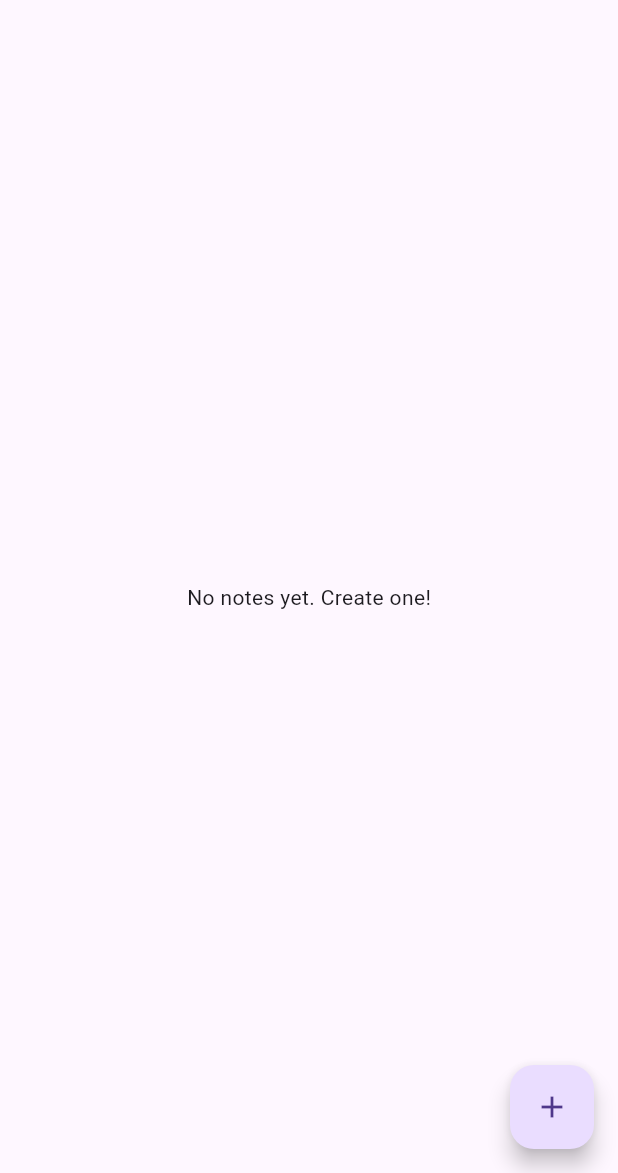
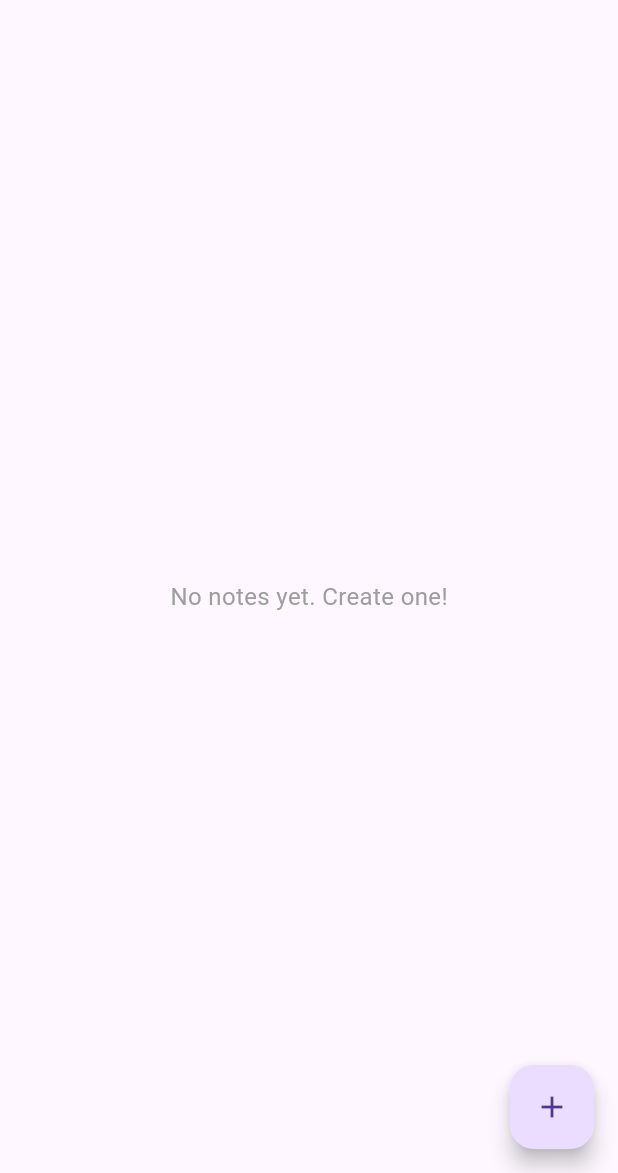
Before and after one commit to susankarkarmakar-pixel/Sanket-Notes, a Flutter app: the screen it shows after launch, in the side drawer, after a tap on the "search" icon, on a phone screen of 412 x 824 dp, the part 63-1236 px from its top. Run offline on Flutter 3.47's test engine with Material 3 defaults, Android fonts, the phone set to English and light mode, and no system bars; our stand-ins replace sqflite; missing offline and left inert: flutter_quill; accounts and stored records are empty.

Commit message:
Implement note listing, search, and organization on home screen
- Added plainTextContent to Note model and upgraded database schema (v2 migration)
- Added searchNotes functionality to DatabaseService combining text, notebook, and tag filters
- Updated NoteEditorScreen to extract and save plainTextContent
- Redesigned HomeScreen with live search, combined filtering via drawer, preview cards, and empty states

Co-authored-by: susankarkarmakar-pixel <268526492+susankarkarmakar-pixel@users.noreply.github.com>

```diff
--- a/lib/models/note.dart
+++ b/lib/models/note.dart
@@ -2,6 +2,7 @@ class Note {
   final int? id;
   final String title;
   final String content;
+  final String plainTextContent;
   final DateTime createdAt;
   final DateTime updatedAt;
   final int? notebookId;
@@ -10,6 +11,7 @@ class Note {
     this.id,
     required this.title,
     required this.content,
+    required this.plainTextContent,
     required this.createdAt,
     required this.updatedAt,
     this.notebookId,
@@ -20,6 +22,7 @@ class Note {
       'id': id,
       'title': title,
       'content': content,
+      'plainTextContent': plainTextContent,
       'createdAt': createdAt.toIso8601String(),
       'updatedAt': updatedAt.toIso8601String(),
       'notebookId': notebookId,
@@ -31,6 +34,7 @@ class Note {
       id: map['id'],
       title: map['title'],
       content: map['content'],
+      plainTextContent: map['plainTextContent'] ?? '',
       createdAt: DateTime.parse(map['createdAt']),
       updatedAt: DateTime.parse(map['updatedAt']),
       notebookId: map['notebookId'],
--- a/lib/screens/home_screen.dart
+++ b/lib/screens/home_screen.dart
@@ -2,6 +2,7 @@ import 'dart:convert';
 import 'package:flutter/material.dart';
 import '../models/note.dart';
 import '../models/notebook.dart';
+import '../models/tag.dart';
 import '../services/database_service.dart';
 import 'note_editor_screen.dart';
 import 'tag_manager_screen.dart';
@@ -18,8 +19,17 @@ class _HomeScreenState extends State<HomeScreen> {
   final DatabaseService _dbService = DatabaseService();
   List<Note> _notes = [];
   List<Notebook> _notebooks = [];
+  List<Tag> _tags = [];
+  Map<int, List<Tag>> _noteTagsMap = {};
+
   bool _isLoading = true;
+  bool _isSearching = false;
+
   int? _selectedNotebookId;
+  int? _selectedTagId;
+  String _searchQuery = '';
+
+  final TextEditingController _searchController = TextEditingController();
 
   @override
   void initState() {
@@ -27,20 +37,36 @@ class _HomeScreenState extends State<HomeScreen> {
     _loadData();
   }
 
+  @override
+  void dispose() {
+    _searchController.dispose();
+    super.dispose();
+  }
+
   Future<void> _loadData() async {
     setState(() => _isLoading = true);
+
     final notebooks = await _dbService.getNotebooks();
+    final tags = await _dbService.getTags();
 
-    List<Note> notes;
-    if (_selectedNotebookId == null) {
-      notes = await _dbService.getNotes();
-    } else {
-      notes = await _dbService.getNotesByNotebook(_selectedNotebookId!);
+    final notes = await _dbService.searchNotes(
+      _searchQuery,
+      notebookId: _selectedNotebookId,
+      tagId: _selectedTagId,
+    );
+
+    final Map<int, List<Tag>> noteTagsMap = {};
+    for (var note in notes) {
+        if (note.id != null) {
+            noteTagsMap[note.id!] = await _dbService.getTagsForNote(note.id!);
+        }
     }
 
     setState(() {
       _notebooks = notebooks;
+      _tags = tags;
       _notes = notes;
+      _noteTagsMap = noteTagsMap;
       _isLoading = false;
     });
   }
@@ -75,31 +101,60 @@ class _HomeScreenState extends State<HomeScreen> {
     );
   }
 
-  String _getPlainText(String content) {
-    try {
-      final doc = jsonDecode(content);
-      // Quick way to extract text from quill delta JSON without initializing a controller
-      String text = '';
-      for (var item in doc) {
-        if (item['insert'] is String) {
-          text += item['insert'];
+  String _formatDate(DateTime date) {
+    final now = DateTime.now();
+    final difference = now.difference(date);
+
+    if (difference.inDays == 0) {
+      return 'Today';
+    } else if (difference.inDays == 1) {
+      return 'Yesterday';
+    } else {
+      return '${date.year}-${date.month.toString().padLeft(2, '0')}-${date.day.toString().padLeft(2, '0')}';
     }
   }
-      return text;
-    } catch (e) {
-      return content;
+
+  String _getPreviewText(Note note) {
+    String text = note.plainTextContent.replaceAll('\n', ' ').trim();
+    if (text.length > 100) {
+      return '${text.substring(0, 100)}...';
     }
+    return text.isEmpty ? 'No additional text' : text;
   }
 
   @override
   Widget build(BuildContext context) {
     return Scaffold(
       appBar: AppBar(
-        title: const Text('Sanket Notes'),
+        title: _isSearching
+            ? TextField(
+                controller: _searchController,
+                autofocus: true,
+                decoration: const InputDecoration(
+                  hintText: 'Search notes...',
+                  border: InputBorder.none,
+                ),
+                onChanged: (value) {
+                  setState(() {
+                    _searchQuery = value;
+                  });
+                  _loadData();
+                },
+              )
+            : const Text('Sanket Notes'),
         actions: [
           IconButton(
-            icon: const Icon(Icons.search),
-            onPressed: () {}, // TODO: Search functionality
+            icon: Icon(_isSearching ? Icons.close : Icons.search),
+            onPressed: () {
+              setState(() {
+                _isSearching = !_isSearching;
+                if (!_isSearching) {
+                  _searchController.clear();
+                  _searchQuery = '';
+                  _loadData();
+                }
+              });
+            },
           ),
         ],
       ),
@@ -122,14 +177,16 @@ class _HomeScreenState extends State<HomeScreen> {
             ListTile(
               leading: const Icon(Icons.note),
               title: const Text('All Notes'),
-              selected: _selectedNotebookId == null,
+              selected: _selectedNotebookId == null && _selectedTagId == null,
               onTap: () {
-                setState(() => _selectedNotebookId = null);
+                setState(() {
+                  _selectedNotebookId = null;
+                  _selectedTagId = null;
+                });
                 Navigator.pop(context);
                 _loadData();
               },
             ),
-            const Divider(),
             const Divider(),
             ListTile(
               leading: const Icon(Icons.label),
@@ -139,7 +196,7 @@ class _HomeScreenState extends State<HomeScreen> {
                 Navigator.push(
                   context,
                   MaterialPageRoute(builder: (context) => const TagManagerScreen()),
-                );
+                ).then((_) => _loadData());
               },
             ),
             const Divider(),
@@ -172,7 +229,27 @@ class _HomeScreenState extends State<HomeScreen> {
                   title: Text(notebook.name),
                   selected: _selectedNotebookId == notebook.id,
                   onTap: () {
-                    setState(() => _selectedNotebookId = notebook.id);
+                    setState(() {
+                      _selectedNotebookId = notebook.id;
+                      // Allow selecting both notebook and tag
+                    });
+                    Navigator.pop(context);
+                    _loadData();
+                  },
+                )),
+            const Divider(),
+            const ListTile(
+              title: Text('Tags', style: TextStyle(fontWeight: FontWeight.bold)),
+            ),
+            ..._tags.map((tag) => ListTile(
+                  leading: const Icon(Icons.tag, size: 16),
+                  title: Text(tag.name),
+                  selected: _selectedTagId == tag.id,
+                  onTap: () {
+                    setState(() {
+                      _selectedTagId = tag.id;
+                      // Allow selecting both notebook and tag
+                    });
                     Navigator.pop(context);
                     _loadData();
                   },
@@ -183,17 +260,73 @@ class _HomeScreenState extends State<HomeScreen> {
       body: _isLoading
           ? const Center(child: CircularProgressIndicator())
           : _notes.isEmpty
-              ? const Center(child: Text('No notes yet. Create one!'))
+              ? Center(
+                  child: Text(
+                    _searchQuery.isNotEmpty || _selectedNotebookId != null || _selectedTagId != null
+                        ? 'No notes match your filters.'
+                        : 'No notes yet. Create one!',
+                    style: const TextStyle(fontSize: 16, color: Colors.grey),
+                  ),
+                )
               : ListView.builder(
                   itemCount: _notes.length,
                   itemBuilder: (context, index) {
                     final note = _notes[index];
-                    return ListTile(
-                      title: Text(note.title.isNotEmpty ? note.title : 'Untitled Note'),
-                      subtitle: Text(
-                        _getPlainText(note.content),
+                    final noteTags = _noteTagsMap[note.id] ?? [];
+
+                    return Card(
+                      margin: const EdgeInsets.symmetric(horizontal: 8.0, vertical: 4.0),
+                      child: ListTile(
+                        contentPadding: const EdgeInsets.all(12.0),
+                        title: Text(
+                          note.title.isNotEmpty ? note.title : 'Untitled Note',
+                          style: const TextStyle(fontWeight: FontWeight.bold),
+                        ),
+                        subtitle: Column(
+                          crossAxisAlignment: CrossAxisAlignment.start,
+                          children: [
+                            const SizedBox(height: 4),
+                            Text(
+                              _getPreviewText(note),
                               maxLines: 2,
                               overflow: TextOverflow.ellipsis,
+                            ),
+                            const SizedBox(height: 8),
+                            Wrap(
+                              spacing: 12,
+                              crossAxisAlignment: WrapCrossAlignment.center,
+                              children: [
+                                Text(
+                                  _formatDate(note.updatedAt),
+                                  style: const TextStyle(fontSize: 12, color: Colors.grey),
+                                ),
+                                if (note.notebookId != null)
+                                  Row(
+                                    mainAxisSize: MainAxisSize.min,
+                                    children: [
+                                      const Icon(Icons.book, size: 12, color: Colors.grey),
+                                      const SizedBox(width: 4),
+                                      Text(
+                                        _notebooks.firstWhere((n) => n.id == note.notebookId, orElse: () => Notebook(id: 0, name: 'Unknown')).name,
+                                        style: const TextStyle(fontSize: 12, color: Colors.grey),
+                                      ),
+                                    ],
+                                  ),
+                                if (noteTags.isNotEmpty)
+                                  Row(
+                                    mainAxisSize: MainAxisSize.min,
+                                    children: [
+                                      const Icon(Icons.label, size: 12, color: Colors.grey),
+                                      const SizedBox(width: 4),
+                                      Text(
+                                        noteTags.map((t) => t.name).join(', '),
+                                        style: const TextStyle(fontSize: 12, color: Colors.grey),
+                                      ),
+                                    ],
+                                  ),
+                              ],
+                            ),
+                          ],
                         ),
                         onTap: () async {
                           await Navigator.push(
@@ -204,6 +337,7 @@ class _HomeScreenState extends State<HomeScreen> {
                           );
                           _loadData();
                         },
+                      ),
                     );
                   },
                 ),
--- a/lib/screens/note_editor_screen.dart
+++ b/lib/screens/note_editor_screen.dart
@@ -100,6 +100,7 @@ class _NoteEditorScreenState extends State<NoteEditorScreen> {
       id: widget.note?.id,
       title: title,
       content: content,
+      plainTextContent: plainTextContent,
       createdAt: widget.note?.createdAt ?? DateTime.now(),
       updatedAt: DateTime.now(),
       notebookId: _selectedNotebookId,
--- a/lib/services/database_service.dart
+++ b/lib/services/database_service.dart
@@ -23,12 +23,19 @@ class DatabaseService {
 
     return await openDatabase(
       path,
-      version: 1,
+      version: 2,
       onConfigure: (db) async {
         await db.execute('PRAGMA foreign_keys = ON;');
       },
       onCreate: _createDb,
+      onUpgrade: _upgradeDb,
     );
+  }
+
+  Future<void> _upgradeDb(Database db, int oldVersion, int newVersion) async {
+    if (oldVersion < 2) {
+      await db.execute('ALTER TABLE notes ADD COLUMN plainTextContent TEXT NOT NULL DEFAULT ""');
+    }
   }
 
   Future<void> _createDb(Database db, int version) async {
@@ -44,6 +51,7 @@ class DatabaseService {
         id INTEGER PRIMARY KEY AUTOINCREMENT,
         title TEXT NOT NULL,
         content TEXT NOT NULL,
+        plainTextContent TEXT NOT NULL,
         createdAt TEXT NOT NULL,
         updatedAt TEXT NOT NULL,
         notebookId INTEGER,
@@ -89,6 +97,38 @@ class DatabaseService {
       whereArgs: [notebookId],
       orderBy: 'updatedAt DESC'
     );
+    return List.generate(maps.length, (i) => Note.fromMap(maps[i]));
+  }
+
+  Future<List<Note>> searchNotes(String query, {int? notebookId, int? tagId}) async {
+    final db = await database;
+    String sql = 'SELECT DISTINCT notes.* FROM notes ';
+    List<dynamic> args = [];
+
+    if (tagId != null) {
+      sql += 'INNER JOIN note_tags ON notes.id = note_tags.noteId ';
+    }
+
+    sql += 'WHERE 1=1 ';
+
+    if (query.isNotEmpty) {
+      sql += 'AND (notes.title LIKE ? OR notes.plainTextContent LIKE ?) ';
+      args.addAll(['%$query%', '%$query%']);
+    }
+
+    if (notebookId != null) {
+      sql += 'AND notes.notebookId = ? ';
+      args.add(notebookId);
+    }
+
+    if (tagId != null) {
+      sql += 'AND note_tags.tagId = ? ';
+      args.add(tagId);
+    }
+
+    sql += 'ORDER BY notes.updatedAt DESC';
+
+    final List<Map<String, dynamic>> maps = await db.rawQuery(sql, args);
     return List.generate(maps.length, (i) => Note.fromMap(maps[i]));
   }
 
```
Lines whose indentation alone changed are shown as unchanged.
